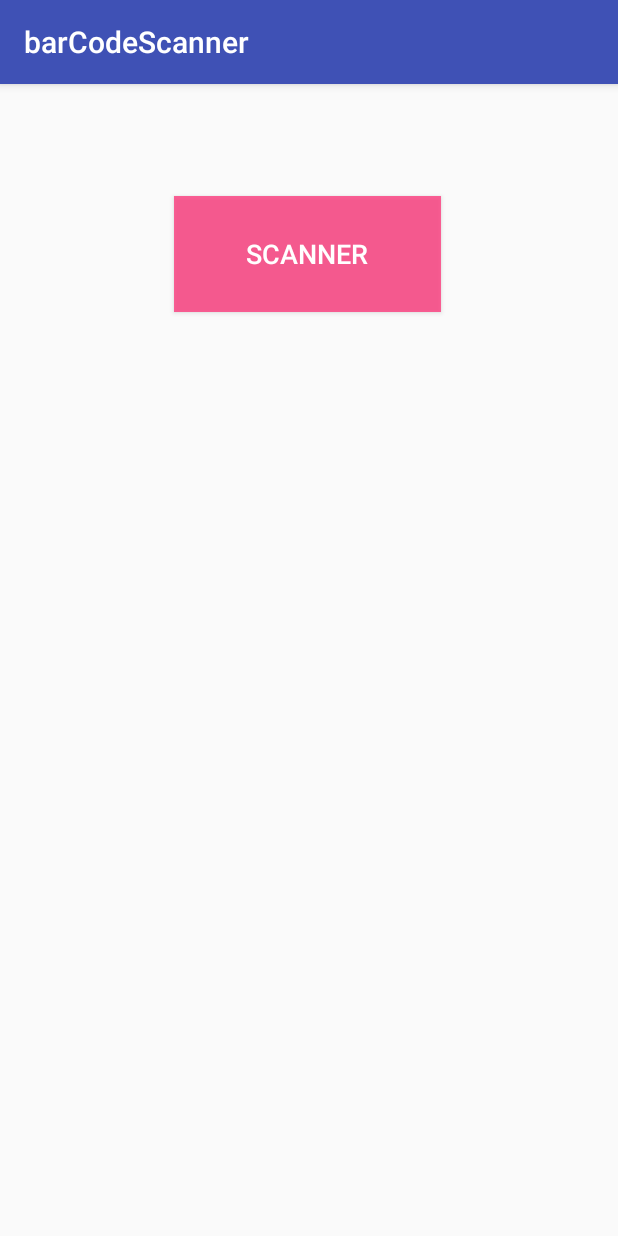
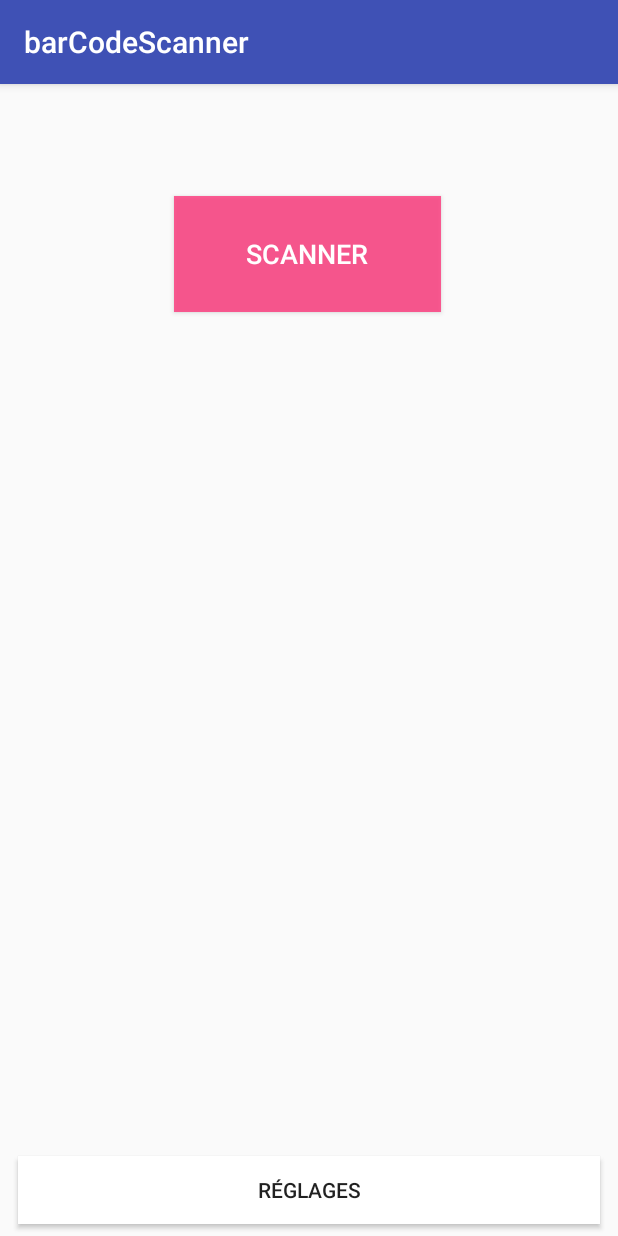
Before and after one commit to doctorgoon/barcodescanner, an Android app: the screen it shows after launch (MainActivity), after a tap on "SCANNER", on a phone screen of 412 x 824 dp. Run offline under Robolectric (Android 15) with nearby library versions, the phone set to English and light mode, and no system bars.

Commit message:
ajout bouton 'reglage'

```diff
--- a/app/src/main/AndroidManifest.xml
+++ b/app/src/main/AndroidManifest.xml
@@ -15,7 +15,6 @@
         <activity android:name=".MainActivity">
             <intent-filter>
                 <action android:name="android.intent.action.MAIN" />
-
                 <category android:name="android.intent.category.LAUNCHER" />
             </intent-filter>
         </activity>
--- a/app/src/main/java/jeremy/mirfrance/com/barcodescanner/MainActivity.java
+++ b/app/src/main/java/jeremy/mirfrance/com/barcodescanner/MainActivity.java
@@ -1,6 +1,8 @@
 package jeremy.mirfrance.com.barcodescanner;
 
+import android.app.AlertDialog;
 import android.content.ActivityNotFoundException;
+import android.content.DialogInterface;
 import android.content.Intent;
 import android.net.Uri;
 import android.os.StrictMode;
@@ -25,10 +27,14 @@ import javax.net.ssl.HttpsURLConnection;
 
 public class MainActivity extends AppCompatActivity {
 
+    private String ip = "jeremyavid.com";
+
     private Button btnScan = null;
     private Button btnStock = null;
     private Button btnExp = null;
     private Button btnDel = null;
+    private Button settings = null;
+
 
     private TextView textView = null;
     private TextView textView2 = null;
@@ -42,17 +48,20 @@ public class MainActivity extends AppCompatActivity {
 
     static final String ACTION_SCAN = "com.google.zxing.client.android.SCAN";
     private String serial_num = null;
-    private String status = null;
+    private String isSerial = null;
 
     @Override
     protected void onCreate(Bundle savedInstanceState) {
         super.onCreate(savedInstanceState);
+
         setContentView(R.layout.activity_main);
 
         btnScan = (Button) findViewById(R.id.btnScan);
         btnStock = (Button) findViewById(R.id.btnStock);
         btnExp = (Button) findViewById(R.id.btnExp);
         btnDel = (Button) findViewById(R.id.btnDel);
+        settings = (Button) findViewById(R.id.settings);
+
         serialText = (EditText) findViewById(R.id.serialText);
         statusText = (EditText) findViewById(R.id.statusText);
         modelText = (EditText) findViewById(R.id.modelText);
@@ -73,7 +82,14 @@ public class MainActivity extends AppCompatActivity {
         btnStock.setVisibility(View.INVISIBLE);
         btnExp.setVisibility(View.INVISIBLE);
         btnDel.setVisibility(View.INVISIBLE);
+        settings.setVisibility(View.VISIBLE);
 
+        settings.setOnClickListener(new View.OnClickListener() {
+            @Override
+            public void onClick(View v) {
+                showSettings();
+            }
+        });
         btnScan.setOnClickListener(new View.OnClickListener() {
             @Override
             public void onClick(View v) {
@@ -101,13 +117,54 @@ public class MainActivity extends AppCompatActivity {
         });
     }
 
+    private void showSettings() {
+        AlertDialog.Builder alert = new AlertDialog.Builder(this);
 
+        alert.setTitle("Réglage");
+        alert.setMessage("Définir l'adresse du serveur");
+
+        // Set an EditText view to get user input
+        final EditText input = new EditText(this);
+        alert.setView(input);
+        input.setText(ip);
+
+        alert.setPositiveButton("Ok", new DialogInterface.OnClickListener() {
+            public void onClick(DialogInterface dialog, int whichButton) {
+                ip = String.valueOf(input.getText());
+                dialog.dismiss();
+            }
+        });
+        alert.setNegativeButton("Annuler", new DialogInterface.OnClickListener() {
+            public void onClick(DialogInterface dialog, int whichButton) {
+                dialog.dismiss();
+            }
+        });
+
+        AlertDialog alertDialog =  alert.create();
+        alertDialog.show();
+    }
+
+    // start new activity
     private void scanBar() {
         try {
+            textView.setVisibility(View.INVISIBLE);
+            textView2.setVisibility(View.INVISIBLE);
+            textView3.setVisibility(View.INVISIBLE);
+            textView7.setVisibility(View.INVISIBLE);
+
+            serialText.setVisibility(View.INVISIBLE);
+            statusText.setVisibility(View.INVISIBLE);
+            modelText.setVisibility(View.INVISIBLE);
+
+            btnStock.setVisibility(View.INVISIBLE);
+            btnExp.setVisibility(View.INVISIBLE);
+            btnDel.setVisibility(View.INVISIBLE);
+
             //start the scanning activity from the com.google.zxing.client.android.SCAN intent
             Intent intent = new Intent(ACTION_SCAN);
             intent.putExtra("SCAN_MODE", "COD_128");
             startActivityForResult(intent, 0);
+
         } catch (ActivityNotFoundException anfe) {
 
             Uri uri = Uri.parse("market://search?q=pname:" + "com.google.zxing.client.android");
@@ -125,25 +182,24 @@ public class MainActivity extends AppCompatActivity {
     public void onActivityResult(int requestCode, int resultCode, Intent intent) {
         if (requestCode == 0) {
             if (resultCode == RESULT_OK) {
-                //get the extras that are returned from the intent
                 String contents = intent.getStringExtra("SCAN_RESULT");
                 String format = intent.getStringExtra("SCAN_RESULT_FORMAT");
-                Toast toast = Toast.makeText(this, "Content:" + contents + " Format:" + format, Toast.LENGTH_LONG);
-                toast.show();
+                //Toast toast = Toast.makeText(this, "Content:" + contents + " Format:" + format, Toast.LENGTH_LONG);
+                //toast.show();
 
                 serial_num = contents;
 
-                /*Log.w("GET MODEL", getModel(serial_num));
+                isSerial = getModel(serial_num);
 
-                if(getModel(serial_num).equals(null) ) {
+                Log.w("GET MODEL", isSerial);
+
+                if(isSerial.equals("Erreur")) {
                     Toast toast8 = Toast.makeText(this, "Code barre non valide", Toast.LENGTH_LONG);
                     toast8.show();
                 }
-                else { */
-                    getModel(serial_num);
-
+                else {
                     getInfoFromServer(serial_num);
-                //}
+                }
 
             } else {
                 System.out.print("ResultCode : " + resultCode);
@@ -153,15 +209,20 @@ public class MainActivity extends AppCompatActivity {
         }
     }
 
-    //
+
+    //get informations of the article from the server
     public void getInfoFromServer(String serial_num) {
 
         StrictMode.ThreadPolicy policy = new StrictMode.ThreadPolicy.Builder().permitAll().build();
         StrictMode.setThreadPolicy(policy);
 
         String response = "";
+
+        System.out.print("ADresse IP : " + ip);
+
+
         try {
-            URL url = new URL("http://192.168.1.15/app/get");
+            URL url = new URL("http://"  + ip + "/app/get");
 
             HttpURLConnection conn = (HttpURLConnection) url.openConnection();
             conn.setReadTimeout(15000);
@@ -189,6 +250,9 @@ public class MainActivity extends AppCompatActivity {
 
                 serialText.setVisibility(View.VISIBLE);
                 statusText.setVisibility(View.VISIBLE);
+
+                modelText.setVisibility(View.VISIBLE);
+                modelText.setText(isSerial);
 
                 String line;
                 BufferedReader br = new BufferedReader(new InputStreamReader(
@@ -252,11 +316,14 @@ public class MainActivity extends AppCompatActivity {
 
         } catch (Exception e) {
             e.printStackTrace();
+            Toast toast10 = Toast.makeText(this, "Erreur réseau, vérifier votre connexion", Toast.LENGTH_LONG);
+            toast10.show();
         }
 
     }
 
 
+    //send c
     public void sendInfoToServer(String serial_num, int i) {
 
         StrictMode.ThreadPolicy policy = new StrictMode.ThreadPolicy.Builder().permitAll().build();
@@ -264,7 +331,7 @@ public class MainActivity extends AppCompatActivity {
 
         String response = "";
         try {
-            URL url = new URL("http://192.168.1.15/app/set");
+            URL url = new URL("http://" + ip + "/app/set");
 
             HttpURLConnection conn = (HttpURLConnection) url.openConnection();
             conn.setReadTimeout(15000);
@@ -360,32 +427,30 @@ public class MainActivity extends AppCompatActivity {
 
     public String getModel(String serial_num) {
 
-        String model = null;
+        String model = "Erreur";
         String spirometre = "A23-";
         String spirotel = "A23-X";
         String spirobankII = "A23-0Y";
         String spirodoc = "A23-0W";
 
-        String subSerial = serial_num.substring(0,5);
+        String subSpirotel = serial_num.substring(0,5);
+        String subSpirometer = serial_num.substring(0,6);
         String subSubSerial = serial_num.substring(0,4);
 
-        if (subSerial.equals(spirotel)){
+        if (subSpirotel.equals(spirotel)){
             model =  "Spirotel";
         }
-        else if (subSerial.equals(spirobankII)){
-            model =  "Spirobank II";
-        }
-        else if (subSerial.equals(spirodoc)){
-            model =  "Spirodoc";
-        }
         else {
-            if (subSubSerial.equals(spirometre)) {
+            if (subSpirometer.equals(spirobankII)){
+                model =  "Spirobank II";
+            }
+            else if (subSpirometer.equals(spirodoc)){
+                model =  "Spirodoc";
+            }
+            else if (subSubSerial.equals(spirometre)) {
                 model = "Inconnu";
             }
         }
-
-        modelText.setVisibility(View.VISIBLE);
-        modelText.setText(model);
 
         return model;
     }
--- a/app/src/main/res/layout/activity_main.xml
+++ b/app/src/main/res/layout/activity_main.xml
@@ -11,33 +11,33 @@
         android:id="@+id/btnScan"
         android:layout_width="178dp"
         android:layout_height="77dp"
+        android:layout_marginTop="8dp"
         android:background="@color/colorAccent"
         android:text="Scanner"
         android:textColor="@android:color/background_light"
         android:textSize="18sp"
         app:layout_constraintBottom_toBottomOf="parent"
+        app:layout_constraintHorizontal_bias="0.497"
         app:layout_constraintLeft_toLeftOf="parent"
         app:layout_constraintRight_toRightOf="parent"
         app:layout_constraintTop_toTopOf="parent"
         app:layout_constraintVertical_bias="0.098"
-        app:layout_constraintHorizontal_bias="0.497"
-        tools:layout_constraintRight_creator="1"
         tools:layout_constraintLeft_creator="1"
-        android:layout_marginTop="8dp" />
+        tools:layout_constraintRight_creator="1" />
 
     <TextView
         android:id="@+id/textView"
         android:layout_width="wrap_content"
         android:layout_height="wrap_content"
+        android:layout_marginBottom="4dp"
+        android:layout_marginLeft="16dp"
+        android:layout_marginStart="16dp"
         android:text="Numéro de série :"
         android:textSize="18sp"
+        app:layout_constraintBottom_toBottomOf="@+id/serialText"
+        app:layout_constraintLeft_toLeftOf="parent"
         tools:layout_constraintBottom_creator="1"
-        android:layout_marginStart="16dp"
-        app:layout_constraintBottom_toBottomOf="@+id/serialText"
-        tools:layout_constraintLeft_creator="1"
-        app:layout_constraintLeft_toLeftOf="parent"
-        android:layout_marginLeft="16dp"
-        android:layout_marginBottom="4dp" />
+        tools:layout_constraintLeft_creator="1" />
 
     <EditText
         android:id="@+id/serialText"
@@ -48,27 +48,28 @@
         android:ems="10"
         android:focusable="false"
         android:focusableInTouchMode="false"
+        android:inputType="textNoSuggestions"
         android:textAlignment="center"
         app:layout_constraintBottom_toTopOf="@+id/btnDel"
         app:layout_constraintRight_toRightOf="@+id/modelText"
+        app:layout_constraintTop_toBottomOf="@+id/modelText"
         app:layout_constraintVertical_bias="0.666"
         tools:layout_constraintBottom_creator="1"
-        tools:layout_constraintTop_creator="1"
-        app:layout_constraintTop_toBottomOf="@+id/modelText" />
+        tools:layout_constraintTop_creator="1" />
 
     <TextView
         android:id="@+id/textView2"
         android:layout_width="wrap_content"
         android:layout_height="wrap_content"
+        android:layout_marginLeft="16dp"
+        android:layout_marginStart="16dp"
+        android:layout_marginTop="30dp"
         android:text="Statut :"
         android:textSize="18sp"
-        tools:layout_constraintTop_creator="1"
-        android:layout_marginStart="16dp"
-        android:layout_marginTop="30dp"
+        app:layout_constraintLeft_toLeftOf="parent"
         app:layout_constraintTop_toBottomOf="@+id/textView"
         tools:layout_constraintLeft_creator="1"
-        app:layout_constraintLeft_toLeftOf="parent"
-        android:layout_marginLeft="16dp" />
+        tools:layout_constraintTop_creator="1" />
 
     <EditText
         android:id="@+id/statusText"
@@ -78,51 +79,53 @@
         android:ems="10"
         android:focusable="false"
         android:focusableInTouchMode="false"
+        android:inputType="textNoSuggestions"
         android:textAlignment="center"
         app:layout_constraintRight_toRightOf="@+id/serialText"
         app:layout_constraintTop_toBottomOf="@+id/serialText"
         tools:layout_constraintTop_creator="1" />
 
     <android.support.constraint.Guideline
+        android:id="@+id/guideline"
         android:layout_width="wrap_content"
         android:layout_height="wrap_content"
-        android:id="@+id/guideline"
         android:orientation="vertical"
         app:layout_constraintGuide_percent="0.0"
-        tools:layout_editor_absoluteY="0dp"
-        tools:layout_editor_absoluteX="0dp" />
+        tools:layout_editor_absoluteX="0dp"
+        tools:layout_editor_absoluteY="0dp" />
 
     <TextView
         android:id="@+id/textView3"
         android:layout_width="wrap_content"
         android:layout_height="wrap_content"
         android:layout_marginBottom="32dp"
+        android:layout_marginTop="60dp"
+        android:inputType="textNoSuggestions"
         android:text="Actions"
         android:textAlignment="center"
         android:textColor="@color/colorPrimaryDark"
         android:textSize="24sp"
         android:textStyle="bold"
         app:layout_constraintBottom_toTopOf="@+id/btnExp"
+        app:layout_constraintHorizontal_bias="0.498"
         app:layout_constraintLeft_toLeftOf="parent"
         app:layout_constraintRight_toRightOf="parent"
+        app:layout_constraintTop_toBottomOf="@+id/statusText"
+        app:layout_constraintVertical_bias="0.607"
         tools:layout_constraintBottom_creator="1"
-        app:layout_constraintHorizontal_bias="0.498"
-        android:layout_marginTop="60dp"
-        app:layout_constraintTop_toBottomOf="@+id/statusText"
-        tools:layout_constraintRight_creator="1"
         tools:layout_constraintLeft_creator="1"
-        app:layout_constraintVertical_bias="0.607" />
+        tools:layout_constraintRight_creator="1" />
 
     <Button
         android:id="@+id/btnStock"
         android:layout_width="110dp"
         android:layout_height="50dp"
         android:text="STOCKER"
-        tools:layout_constraintBaseline_creator="1"
+        app:layout_constraintBaseline_toBaselineOf="@+id/btnExp"
+        app:layout_constraintHorizontal_chainStyle="packed"
+        app:layout_constraintLeft_toLeftOf="parent"
         app:layout_constraintRight_toLeftOf="@+id/btnExp"
-        app:layout_constraintHorizontal_chainStyle="packed"
-        app:layout_constraintBaseline_toBaselineOf="@+id/btnExp"
-        app:layout_constraintLeft_toLeftOf="parent" />
+        tools:layout_constraintBaseline_creator="1" />
 
     <Button
         android:id="@+id/btnExp"
@@ -131,9 +134,9 @@
         android:layout_marginBottom="101dp"
         android:text="EXPEDIER"
         app:layout_constraintBottom_toBottomOf="parent"
-        tools:layout_constraintBottom_creator="1"
+        app:layout_constraintLeft_toRightOf="@+id/btnStock"
         app:layout_constraintRight_toLeftOf="@+id/btnDel"
-        app:layout_constraintLeft_toRightOf="@+id/btnStock" />
+        tools:layout_constraintBottom_creator="1" />
 
     <Button
         android:id="@+id/btnDel"
@@ -141,9 +144,9 @@
         android:layout_height="50dp"
         android:text="SUPPRIMER"
         app:layout_constraintBaseline_toBaselineOf="@+id/btnExp"
+        app:layout_constraintLeft_toRightOf="@+id/btnExp"
         app:layout_constraintRight_toRightOf="parent"
-        tools:layout_constraintBaseline_creator="1"
-        app:layout_constraintLeft_toRightOf="@+id/btnExp" />
+        tools:layout_constraintBaseline_creator="1" />
 
     <EditText
         android:id="@+id/modelText"
@@ -153,9 +156,9 @@
         android:layout_marginRight="33dp"
         android:layout_marginTop="59dp"
         android:ems="10"
-        android:inputType="textNoSuggestions"
         android:focusable="false"
         android:focusableInTouchMode="false"
+        android:inputType="textNoSuggestions"
         android:textAlignment="center"
         app:layout_constraintRight_toRightOf="parent"
         app:layout_constraintTop_toBottomOf="@+id/btnScan"
@@ -166,12 +169,28 @@
         android:id="@+id/textView7"
         android:layout_width="wrap_content"
         android:layout_height="wrap_content"
+        android:layout_marginLeft="16dp"
+        android:layout_marginStart="16dp"
         android:text="Modèle :"
         android:textSize="18sp"
         app:layout_constraintBottom_toBottomOf="@+id/modelText"
-        android:layout_marginStart="16dp"
-        tools:layout_constraintLeft_creator="1"
         app:layout_constraintLeft_toLeftOf="parent"
-        android:layout_marginLeft="16dp" />
+        tools:layout_constraintLeft_creator="1" />
+
+    <Button
+        android:id="@+id/settings"
+        android:layout_width="388dp"
+        android:layout_height="45dp"
+        android:layout_marginBottom="8dp"
+        android:layout_marginLeft="8dp"
+        android:layout_marginRight="8dp"
+        android:layout_marginTop="8dp"
+        android:background="@android:color/background_light"
+        android:text="Réglages"
+        app:layout_constraintBottom_toBottomOf="parent"
+        app:layout_constraintLeft_toLeftOf="parent"
+        app:layout_constraintRight_toRightOf="parent"
+        app:layout_constraintTop_toTopOf="parent"
+        app:layout_constraintVertical_bias="1.0" />
 
 </android.support.constraint.ConstraintLayout>
--- a/app/src/main/res/values/colors.xml
+++ b/app/src/main/res/values/colors.xml
@@ -2,5 +2,5 @@
 <resources>
     <color name="colorPrimary">#3F51B5</color>
     <color name="colorPrimaryDark">#303f9f</color>
-    <color name="colorAccent">#c1ff3379</color>
+    <color name="colorAccent">#c8ff3379</color>
 </resources>
```
Also changed, not shown: app/src/main/res/mipmap-hdpi/ic_launcher.png, app/src/main/res/mipmap-mdpi/ic_launcher.png, app/src/main/res/mipmap-xhdpi/ic_launcher.png, app/src/main/res/mipmap-xxhdpi/ic_launcher.png, app/src/main/res/mipmap-xxxhdpi/ic_launcher.png.
